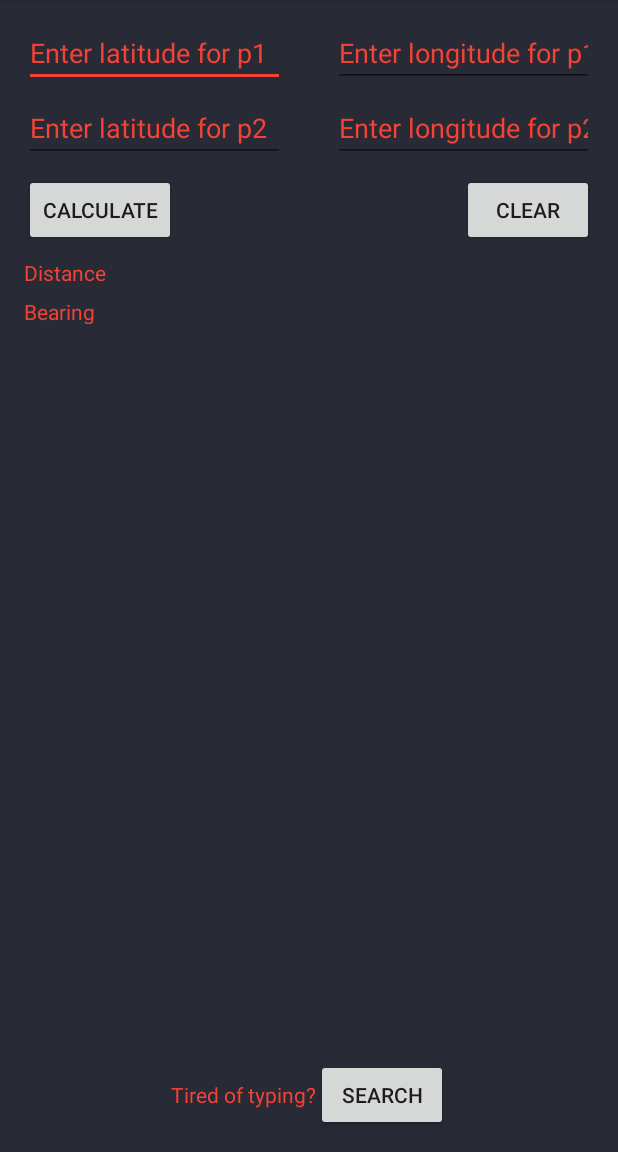
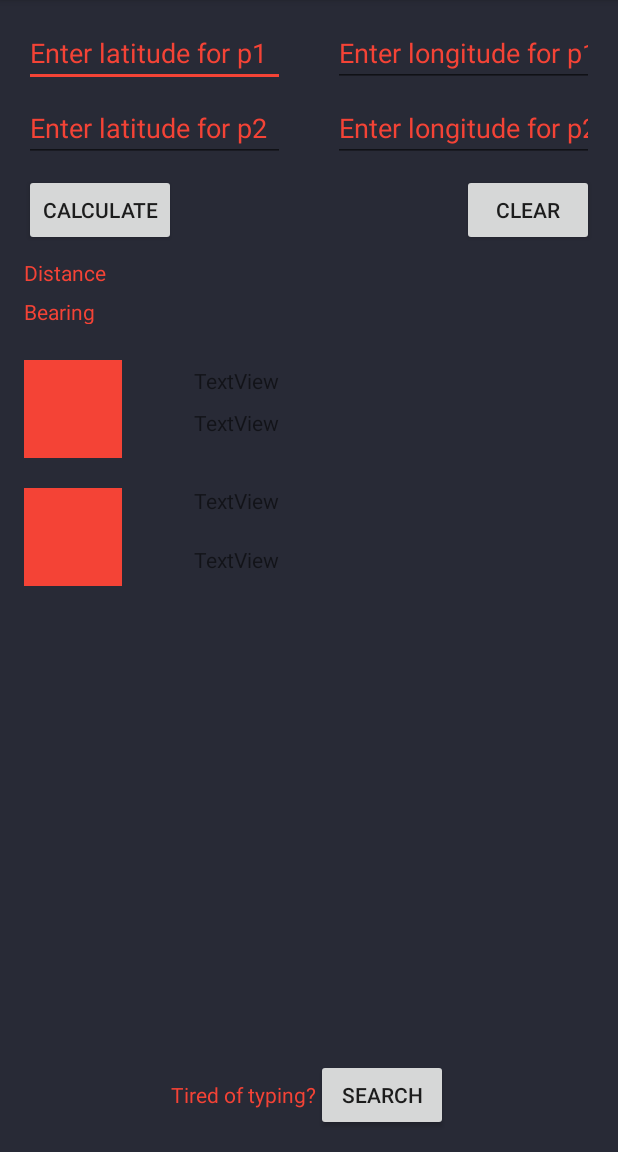
Before and after one commit to kyle-flynn/Computer-Science, an Android app: the screen it shows after launch (MainActivity), on a phone screen of 412 x 824 dp, the part 84-1236 px from its top. Run offline under Robolectric (Android 15) with nearby library versions, the phone set to English and light mode, and no system bars; our stand-ins replace ButterKnife, Firebase (no records; nobody signed in at launch, a user with empty details on screens opened directly); libraries missing offline, so code that uses them is left out: net.danlew.android, org.parceler; 2 statements that could not run were skipped.

Commit message:
Added additional UI fields.

```diff
--- a/CIS 357/HW #4/app/src/main/res/layout/content_main.xml
+++ b/CIS 357/HW #4/app/src/main/res/layout/content_main.xml
@@ -13,133 +13,207 @@
         android:id="@+id/textLatOne"
         android:layout_width="0dp"
         android:layout_height="42dp"
+        android:layout_marginEnd="16dp"
         android:layout_marginStart="16dp"
         android:layout_marginTop="16dp"
-        android:layout_marginEnd="16dp"
+        android:hint="Enter latitude for p1"
+        android:inputType="numberDecimal"
         android:textColor="@color/colorAccent"
         android:textColorHint="@color/colorAccent"
-        android:hint="Enter latitude for p1"
-        android:inputType="numberDecimal"
         app:layout_constraintLeft_toLeftOf="parent"
-        app:layout_constraintTop_toTopOf="parent"
-        app:layout_constraintRight_toLeftOf="@+id/guideline" />
+        app:layout_constraintRight_toLeftOf="@+id/guideline"
+        app:layout_constraintTop_toTopOf="parent" />
 
     <EditText
         android:id="@+id/textLonOne"
         android:layout_width="0dp"
         android:layout_height="42dp"
-        android:layout_marginTop="16dp"
         android:layout_marginEnd="16dp"
         android:layout_marginStart="16dp"
-        android:textColor="@color/colorAccent"
-        android:textColorHint="@color/colorAccent"
+        android:layout_marginTop="16dp"
         android:ems="10"
         android:hint="Enter longitude for p1"
         android:inputType="numberDecimal"
+        android:textColor="@color/colorAccent"
+        android:textColorHint="@color/colorAccent"
+        app:layout_constraintLeft_toLeftOf="@+id/guideline"
         app:layout_constraintRight_toRightOf="parent"
-        app:layout_constraintTop_toTopOf="parent"
-        app:layout_constraintLeft_toLeftOf="@+id/guideline" />
+        app:layout_constraintTop_toTopOf="parent" />
 
     <EditText
         android:id="@+id/textLatTwo"
         android:layout_width="0dp"
         android:layout_height="42dp"
+        android:layout_marginTop="8dp"
         android:hint="Enter latitude for p2"
+        android:inputType="numberDecimal"
         android:textColor="@color/colorAccent"
         android:textColorHint="@color/colorAccent"
-        android:inputType="numberDecimal"
         app:layout_constraintLeft_toLeftOf="@+id/textLatOne"
         app:layout_constraintRight_toRightOf="@+id/textLatOne"
-        android:layout_marginTop="8dp"
         app:layout_constraintTop_toBottomOf="@+id/textLatOne" />
 
     <EditText
         android:id="@+id/textLonTwo"
         android:layout_width="0dp"
         android:layout_height="42dp"
+        android:layout_marginTop="8dp"
         android:hint="Enter longitude for p2"
+        android:inputType="numberDecimal"
         android:textColor="@color/colorAccent"
         android:textColorHint="@color/colorAccent"
-        android:inputType="numberDecimal"
+        app:layout_constraintLeft_toLeftOf="@+id/textLonOne"
         app:layout_constraintRight_toRightOf="@+id/textLonOne"
-        app:layout_constraintLeft_toLeftOf="@+id/textLonOne"
-        android:layout_marginTop="8dp"
         app:layout_constraintTop_toBottomOf="@+id/textLonOne" />
 
     <Button
         android:id="@+id/calculateBtn"
         android:layout_width="wrap_content"
         android:layout_height="wrap_content"
+        android:layout_marginTop="8dp"
         android:text="Calculate"
-        android:layout_marginTop="8dp"
-        app:layout_constraintTop_toBottomOf="@+id/textLatTwo"
-        app:layout_constraintLeft_toLeftOf="@+id/textLatOne" />
+        app:layout_constraintLeft_toLeftOf="@+id/textLatOne"
+        app:layout_constraintTop_toBottomOf="@+id/textLatTwo" />
 
     <Button
         android:id="@+id/clearBtn"
         android:layout_width="wrap_content"
         android:layout_height="wrap_content"
+        android:layout_marginTop="8dp"
         android:text="Clear"
-        android:layout_marginTop="8dp"
-        app:layout_constraintTop_toBottomOf="@+id/textLonTwo"
-        app:layout_constraintRight_toRightOf="@+id/textLonOne" />
+        app:layout_constraintRight_toRightOf="@+id/textLonOne"
+        app:layout_constraintTop_toBottomOf="@+id/textLonTwo" />
 
     <TextView
         android:id="@+id/textBear"
         android:layout_width="0dp"
         android:layout_height="18dp"
+        android:layout_marginTop="8dp"
         android:text="Bearing"
         android:textColor="@color/colorAccent"
         app:layout_constraintLeft_toLeftOf="@+id/textLatOne"
-        android:layout_marginTop="8dp"
-        app:layout_constraintTop_toBottomOf="@+id/textDist"
-        app:layout_constraintRight_toRightOf="@+id/textLonOne" />
+        app:layout_constraintRight_toRightOf="@+id/textLonOne"
+        app:layout_constraintTop_toBottomOf="@+id/textDist" />
 
     <TextView
         android:id="@+id/textDist"
         android:layout_width="0dp"
         android:layout_height="18dp"
+        android:layout_marginTop="8dp"
         android:text="Distance"
         android:textColor="@color/colorAccent"
-        android:layout_marginTop="8dp"
-        app:layout_constraintTop_toBottomOf="@+id/calculateBtn"
+        app:layout_constraintHorizontal_bias="0.502"
         app:layout_constraintLeft_toLeftOf="@+id/textLatOne"
         app:layout_constraintRight_toRightOf="@+id/textLonOne"
-        app:layout_constraintHorizontal_bias="0.502" />
+        app:layout_constraintTop_toBottomOf="@+id/calculateBtn" />
+
+    <ImageView
+        android:id="@+id/image_one"
+        android:layout_width="65dp"
+        android:layout_height="65dp"
+        android:layout_marginStart="16dp"
+        android:layout_marginTop="24dp"
+        app:layout_constraintStart_toStartOf="parent"
+        app:layout_constraintTop_toBottomOf="@+id/textBear"
+        app:srcCompat="@color/colorAccent" />
+
+    <ImageView
+        android:id="@+id/image_two"
+        android:layout_width="65dp"
+        android:layout_height="65dp"
+        android:layout_marginStart="16dp"
+        android:layout_marginTop="20dp"
+        app:layout_constraintEnd_toEndOf="@+id/image_one"
+        app:layout_constraintHorizontal_bias="0.0"
+        app:layout_constraintStart_toStartOf="parent"
+        app:layout_constraintTop_toBottomOf="@+id/image_one"
+        app:srcCompat="@color/colorAccent" />
 
     <android.support.constraint.Guideline
+        android:id="@+id/guideline"
         android:layout_width="wrap_content"
         android:layout_height="wrap_content"
-        android:id="@+id/guideline"
         android:orientation="vertical"
         app:layout_constraintGuide_percent="0.5"
-        tools:layout_editor_absoluteY="0dp"
-        tools:layout_editor_absoluteX="192dp" />
+        tools:layout_editor_absoluteX="192dp"
+        tools:layout_editor_absoluteY="0dp" />
 
     <TextView
         android:id="@+id/textView3"
         android:layout_width="wrap_content"
         android:layout_height="wrap_content"
+        android:layout_marginBottom="7dp"
         android:text="Tired of typing?"
         android:textColor="@color/colorAccent"
-        android:layout_marginBottom="7dp"
+        app:layout_constraintBottom_toBottomOf="parent"
+        app:layout_constraintHorizontal_chainStyle="packed"
         app:layout_constraintLeft_toLeftOf="parent"
         app:layout_constraintRight_toLeftOf="@+id/locButton"
-        app:layout_constraintBottom_toBottomOf="parent"
         app:layout_constraintTop_toTopOf="parent"
-        app:layout_constraintVertical_bias="0.971"
-        app:layout_constraintHorizontal_chainStyle="packed" />
+        app:layout_constraintVertical_bias="0.971" />
 
     <Button
         android:id="@+id/locButton"
         android:layout_width="wrap_content"
         android:layout_height="wrap_content"
+        android:layout_marginBottom="8dp"
         android:text="Search"
-        app:layout_constraintRight_toRightOf="parent"
-        app:layout_constraintLeft_toRightOf="@+id/textView3"
         app:layout_constraintBaseline_toBaselineOf="@+id/textView3"
         app:layout_constraintBottom_toBottomOf="parent"
-        android:layout_marginBottom="8dp"
+        app:layout_constraintLeft_toRightOf="@+id/textView3"
+        app:layout_constraintRight_toRightOf="parent"
         app:layout_constraintTop_toTopOf="parent"
         app:layout_constraintVertical_bias="0.995" />
+
+    <TextView
+        android:id="@+id/image_one_text_one"
+        android:layout_width="90dp"
+        android:layout_height="20dp"
+        android:layout_marginEnd="8dp"
+        android:layout_marginStart="36dp"
+        android:layout_marginTop="28dp"
+        android:text="TextView"
+        app:layout_constraintEnd_toEndOf="@+id/textBear"
+        app:layout_constraintHorizontal_bias="0.065"
+        app:layout_constraintStart_toEndOf="@+id/image_one"
+        app:layout_constraintTop_toBottomOf="@+id/textBear" />
+
+    <TextView
+        android:id="@+id/image_one_text_two"
+        android:layout_width="90dp"
+        android:layout_height="20dp"
+        android:layout_marginEnd="8dp"
+        android:layout_marginTop="8dp"
+        android:text="TextView"
+        app:layout_constraintEnd_toEndOf="@+id/image_one_text_one"
+        app:layout_constraintHorizontal_bias="0.0"
+        app:layout_constraintStart_toStartOf="@+id/image_one_text_one"
+        app:layout_constraintTop_toBottomOf="@+id/image_one_text_one" />
+
+    <TextView
+        android:id="@+id/image_two_text_one"
+        android:layout_width="90dp"
+        android:layout_height="20dp"
+        android:layout_marginEnd="8dp"
+        android:layout_marginTop="32dp"
+        android:text="TextView"
+        app:layout_constraintEnd_toEndOf="@+id/image_one_text_two"
+        app:layout_constraintHorizontal_bias="0.0"
+        app:layout_constraintStart_toStartOf="@+id/image_one_text_two"
+        app:layout_constraintTop_toBottomOf="@+id/image_one_text_two" />
+
+    <TextView
+        android:id="@+id/image_two_text_two"
+        android:layout_width="90dp"
+        android:layout_height="20dp"
+        android:layout_marginBottom="8dp"
+        android:layout_marginEnd="8dp"
+        android:layout_marginTop="8dp"
+        android:text="TextView"
+        app:layout_constraintBottom_toBottomOf="parent"
+        app:layout_constraintEnd_toEndOf="@+id/image_two_text_one"
+        app:layout_constraintHorizontal_bias="0.0"
+        app:layout_constraintStart_toStartOf="@+id/image_two_text_one"
+        app:layout_constraintTop_toBottomOf="@+id/image_two_text_one"
+        app:layout_constraintVertical_bias="0.03" />
 </android.support.constraint.ConstraintLayout>
--- a/CIS 357/HW #4/app/src/main/res/values/colors.xml
+++ b/CIS 357/HW #4/app/src/main/res/values/colors.xml
@@ -2,5 +2,5 @@
 <resources>
     <color name="colorPrimary">#44475a</color>
     <color name="colorPrimaryDark">#282a36</color>
-    <color name="colorAccent">#F44336</color>
+    <color name="colorAccent">#f44336</color>
 </resources>
```
